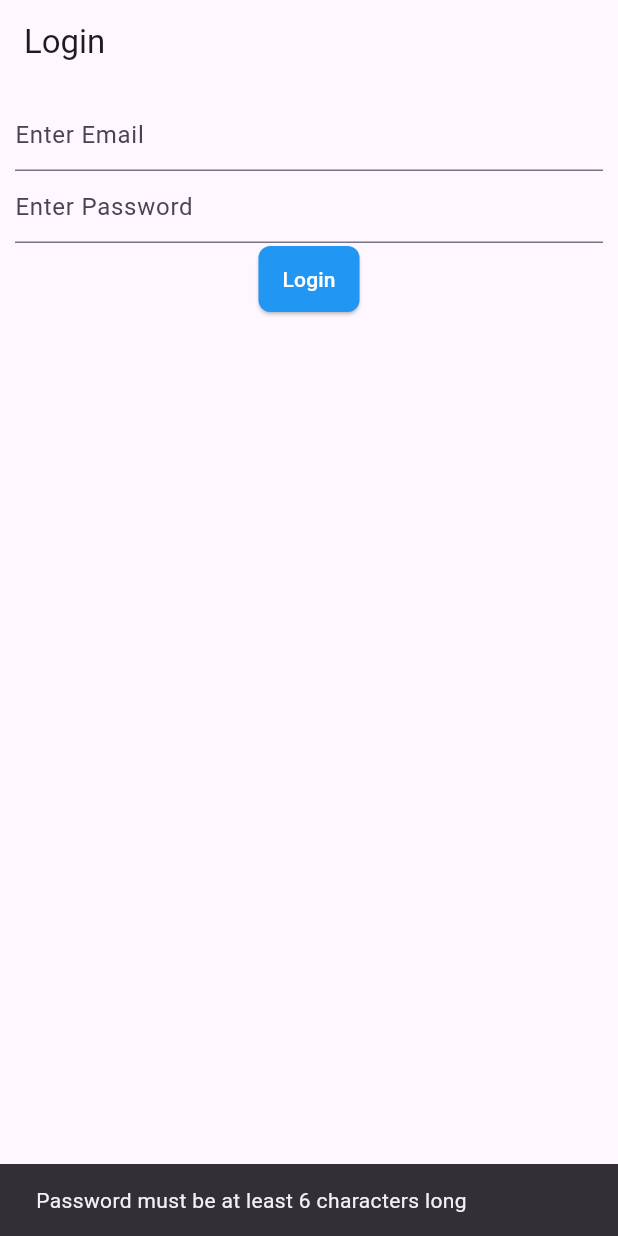
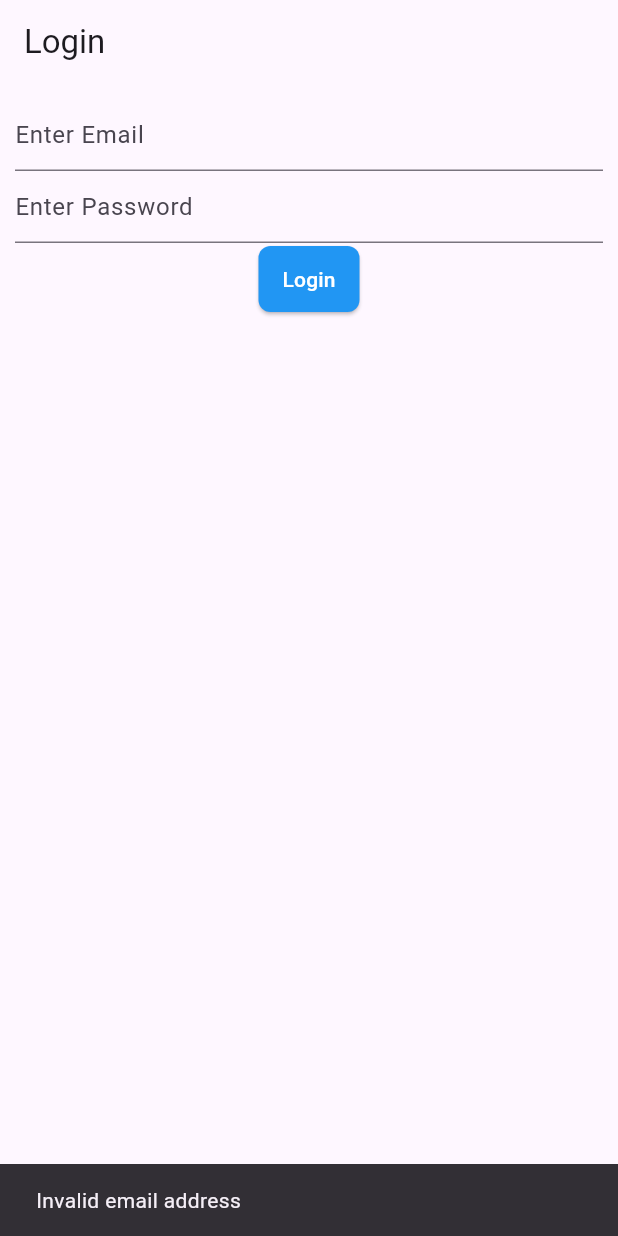
Before and after one commit to pavana-nr/mc-demoapp, a Flutter app: the screen it shows after launch, after a tap on "Login", on a phone screen of 412 x 824 dp. Run offline on Flutter 3.47's test engine with Material 3 defaults, Android fonts, the light colour scheme and no system bars; our stand-ins replace flutter_bloc.

Commit message:
email validation using regex

```diff
--- a/lib/bloc/auth_bloc.dart
+++ b/lib/bloc/auth_bloc.dart
@@ -7,10 +7,14 @@ part 'auth_state.dart';
 class AuthBloc extends Bloc<AuthEvent, AuthState> {
   AuthBloc() : super(AuthInitial()) {
     on<AuthLoginRequested>((event, emit) {
-      // TODO: implement event handler
+      emit(AuthLoading());
       try {
         final email = event.email;
         final password = event.password;
+
+        if (!isValidEmail(email)) {
+          return emit(AuthFailure('Invalid email address'));
+        }
         if (password.length < 6) {
           return emit(
               AuthFailure('Password must be at least 6 characters long'));
@@ -21,4 +25,9 @@ class AuthBloc extends Bloc<AuthEvent, AuthState> {
       }
     });
   }
+  bool isValidEmail(String email) {
+    final RegExp emailRegex =
+        RegExp(r'^[\w-]+(\.[\w-]+)*@([\w-]+\.)+[a-zA-Z]{2,7}$');
+    return emailRegex.hasMatch(email);
+  }
 }
--- a/lib/bloc/auth_state.dart
+++ b/lib/bloc/auth_state.dart
@@ -4,6 +4,8 @@ part of 'auth_bloc.dart';
 sealed class AuthState {}
 
 final class AuthInitial extends AuthState {}
+
+final class AuthLoading extends AuthState {}
 
 final class AuthSuccess extends AuthState {
   final String uid;
--- a/lib/views/login_page.dart
+++ b/lib/views/login_page.dart
@@ -18,6 +18,9 @@ class LoginPage extends StatelessWidget {
       ),
       body: BlocListener<AuthBloc, AuthState>(
         listener: (context, state) {
+          if (state is AuthLoading) {
+            const CircularProgressIndicator();
+          }
           if (state is AuthFailure) {
             ScaffoldMessenger.of(context)
                 .showSnackBar(SnackBar(content: Text(state.error)));
```
